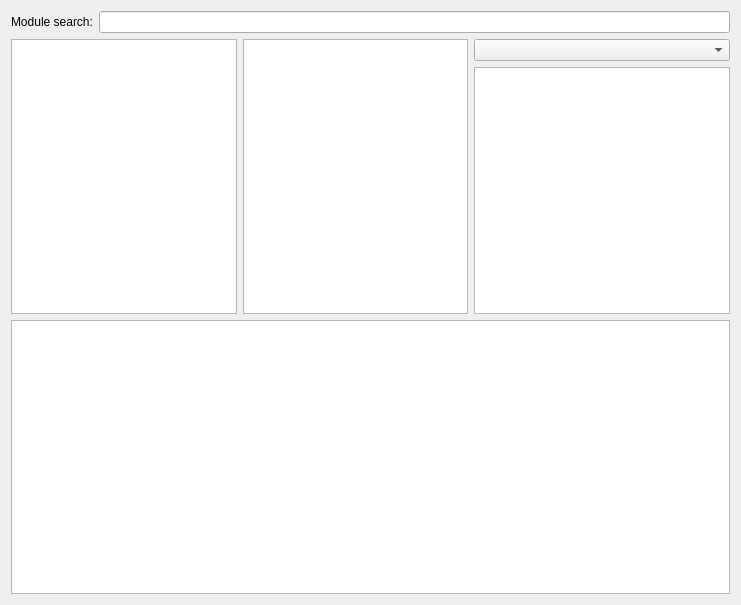
Before: the Qt Designer form ui/lmod_query.ui in lunarc/gfxlauncher, drawn with Qt 5.
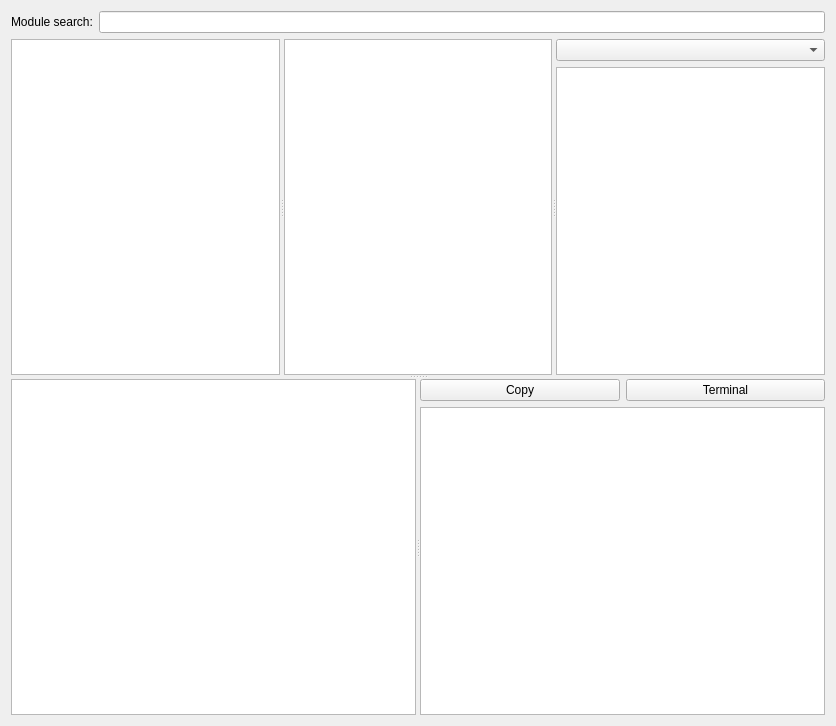
After: the same form once the commit is applied.

Commit message: More work on job specification UI.

```diff
--- a/ui/lmod_query.ui
+++ b/ui/lmod_query.ui
@@ -6,14 +6,14 @@
    <rect>
     <x>0</x>
     <y>0</y>
-    <width>741</width>
-    <height>605</height>
+    <width>836</width>
+    <height>726</height>
    </rect>
   </property>
   <property name="windowTitle">
    <string>Dialog</string>
   </property>
-  <layout class="QVBoxLayout" name="verticalLayout" stretch="0,1,1">
+  <layout class="QVBoxLayout" name="verticalLayout_3">
    <item>
     <layout class="QHBoxLayout" name="horizontalLayout">
      <item>
@@ -29,14 +29,17 @@
     </layout>
    </item>
    <item>
-    <layout class="QHBoxLayout" name="horizontalLayout_2" stretch="1,1,0">
-     <item>
+    <widget class="QSplitter" name="splitter_3">
+     <property name="orientation">
+      <enum>Qt::Vertical</enum>
+     </property>
+     <widget class="QSplitter" name="splitter_2">
+      <property name="orientation">
+       <enum>Qt::Horizontal</enum>
+      </property>
       <widget class="QListWidget" name="module_list"/>
-     </item>
-     <item>
       <widget class="QListWidget" name="version_list"/>
-     </item>
-     <item>
+      <widget class="QWidget" name="">
       <layout class="QVBoxLayout" name="verticalLayout_2">
        <item>
         <widget class="QComboBox" name="alt_list"/>
@@ -45,17 +48,57 @@
         <widget class="QListWidget" name="parent_list"/>
        </item>
       </layout>
-     </item>
-    </layout>
-   </item>
-   <item>
+      </widget>
+     </widget>
+     <widget class="QSplitter" name="splitter">
+      <property name="orientation">
+       <enum>Qt::Horizontal</enum>
+      </property>
     <widget class="QTextEdit" name="module_help_text">
+       <property name="font">
+        <font>
+         <family>DejaVu Sans Mono</family>
+        </font>
+       </property>
      <property name="lineWrapMode">
-      <enum>QTextEdit::WidgetWidth</enum>
+        <enum>QTextEdit::NoWrap</enum>
      </property>
      <property name="readOnly">
       <bool>true</bool>
      </property>
+      </widget>
+      <widget class="QWidget" name="verticalLayoutWidget">
+       <layout class="QVBoxLayout" name="verticalLayout">
+        <item>
+         <layout class="QHBoxLayout" name="horizontalLayout_2">
+          <item>
+           <widget class="QPushButton" name="copy_cmds_button">
+            <property name="text">
+             <string>Copy</string>
+            </property>
+           </widget>
+          </item>
+          <item>
+           <widget class="QPushButton" name="start_term_button">
+            <property name="text">
+             <string>Terminal</string>
+            </property>
+           </widget>
+          </item>
+         </layout>
+        </item>
+        <item>
+         <widget class="QPlainTextEdit" name="module_cmds_text">
+          <property name="font">
+           <font>
+            <family>DejaVu Sans Mono</family>
+           </font>
+          </property>
+         </widget>
+        </item>
+       </layout>
+      </widget>
+     </widget>
     </widget>
    </item>
   </layout>
```
Left out of the diff: 2 changed lines with no effect on the pictures. Lines whose indentation alone changed are shown as unchanged. The commit also changes 7 other files.
